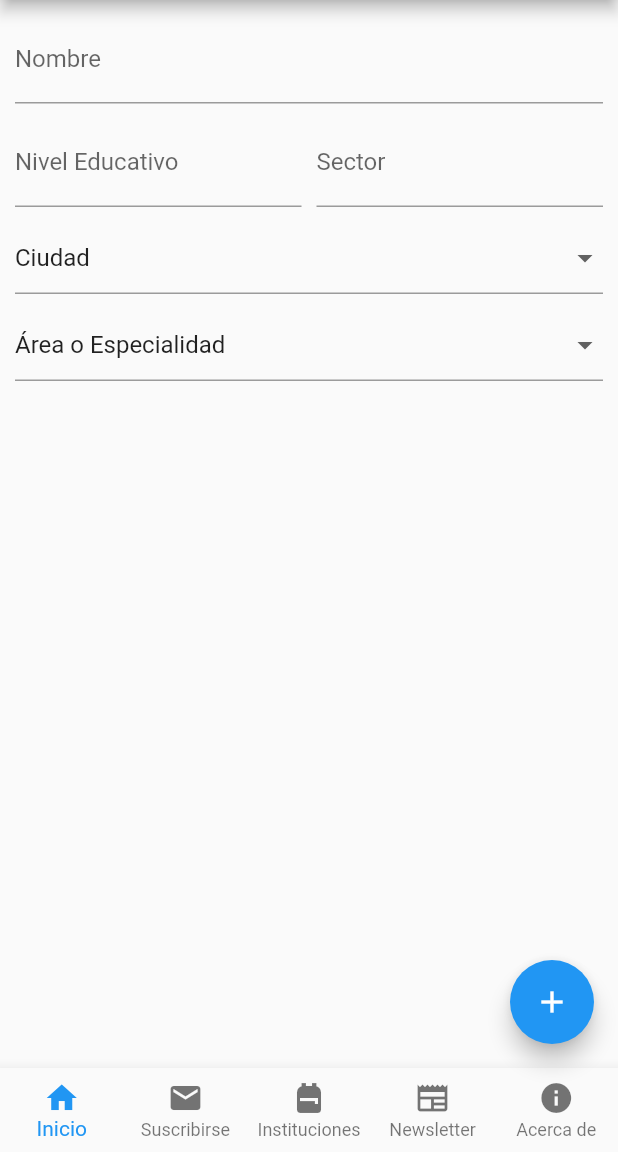
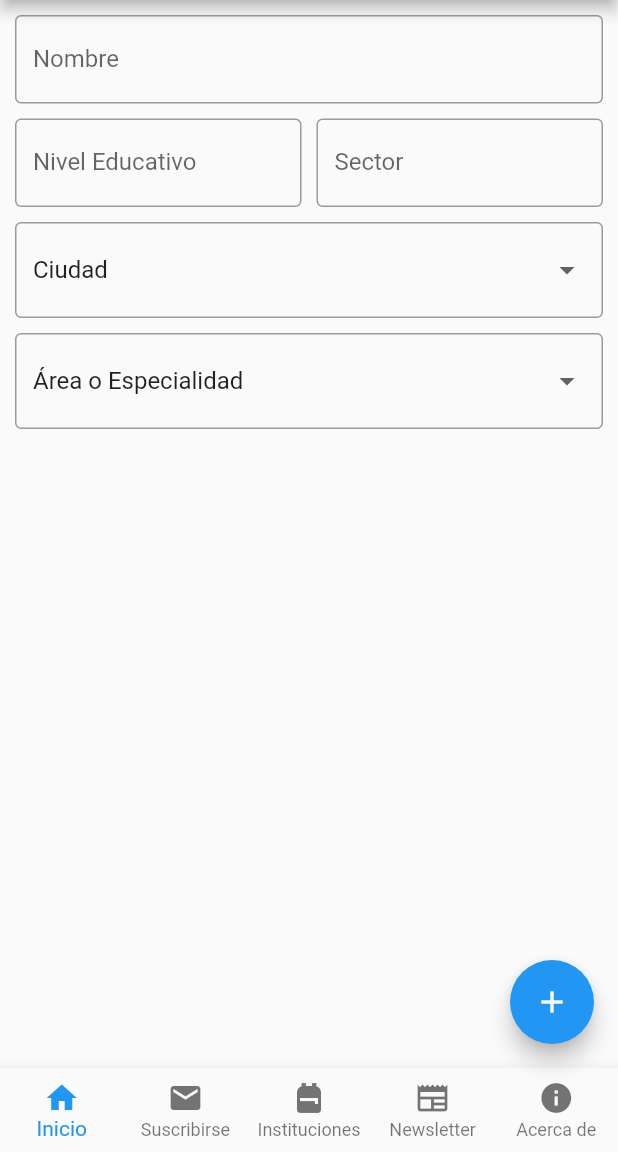
Before and after one commit to Pimpollo30/eduqro, a Flutter app: the screen it shows after launch, on a phone screen of 412 x 824 dp, the part 84-1236 px from its top. Run offline on Flutter 3.47's test engine with Material 2 defaults, Android fonts, the phone set to English and light mode, and no system bars.

Commit message:
BusquedaPage modified

```diff
--- a/lib/pages/busqueda_page.dart
+++ b/lib/pages/busqueda_page.dart
@@ -22,8 +22,10 @@
                         TextFormField(
                           decoration: InputDecoration(
                             labelText: 'Nombre',
-                            hintText: 'Nombre'
+                            hintText: 'Nombre',
+                            border: OutlineInputBorder(),
                           ),
+
                         ),
                         SizedBox(height:10),
                         Row(
@@ -32,7 +34,8 @@
                               child: TextFormField(
                                 decoration: InputDecoration(
                                   labelText: 'Nivel Educativo',
-                                  hintText: 'Nivel Educativo'
+                                  hintText: 'Nivel Educativo',
+                                  border: OutlineInputBorder(),
                                 ),
                               ),
                             ),
@@ -41,7 +44,8 @@
                               child: TextFormField(
                                 decoration: InputDecoration(
                                   labelText: 'Sector',
-                                  hintText: 'Sector'
+                                  hintText: 'Sector',
+                                  border: OutlineInputBorder(),
                                 ),
                               ),
                             ),
@@ -49,10 +53,16 @@
                         ),
                         SizedBox(height:10),
                         DropdownButtonFormField(
+                          decoration: InputDecoration(
+                            border: OutlineInputBorder(),
+                          ),
                           items: [DropdownMenuItem(child: Text('Ciudad'))],
                           onChanged: (value) {}),
                         SizedBox(height:10),
                         DropdownButtonFormField(
+                          decoration: InputDecoration(
+                            border: OutlineInputBorder(),
+                          ),
                           items: [DropdownMenuItem(child: Text('Área o Especialidad'))],
                           onChanged: (value) {}),
                       ],
```
